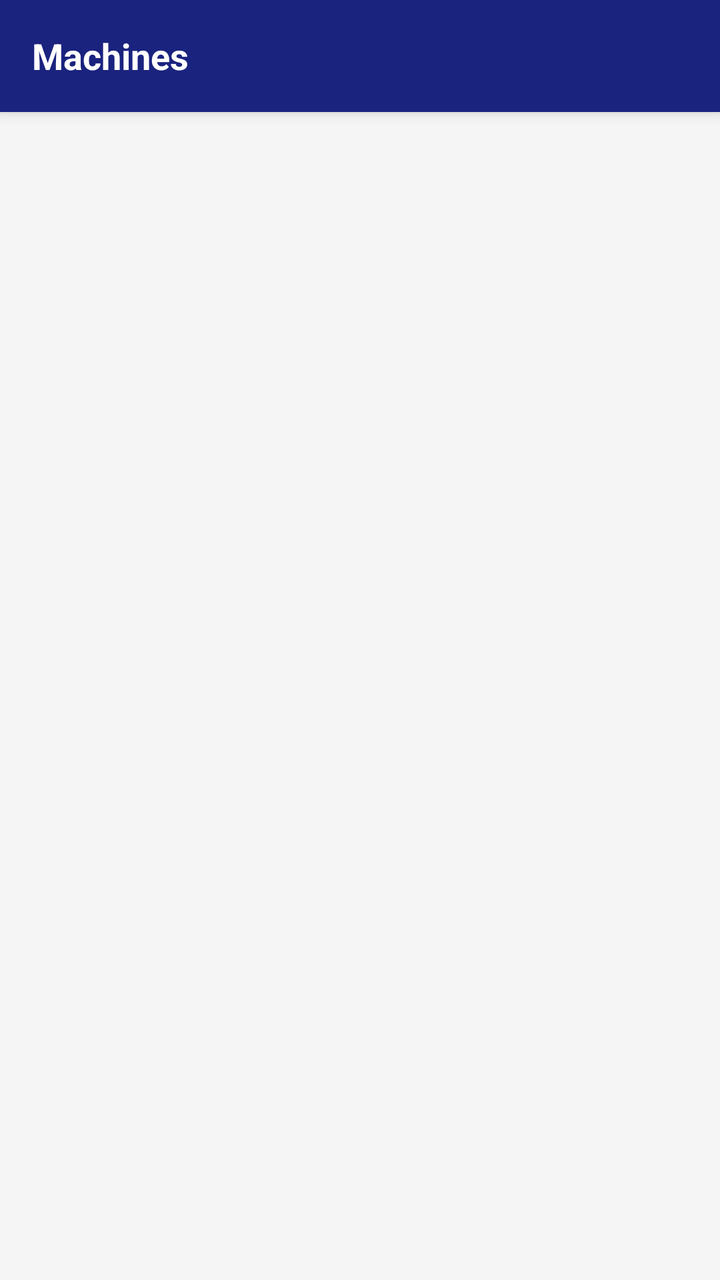
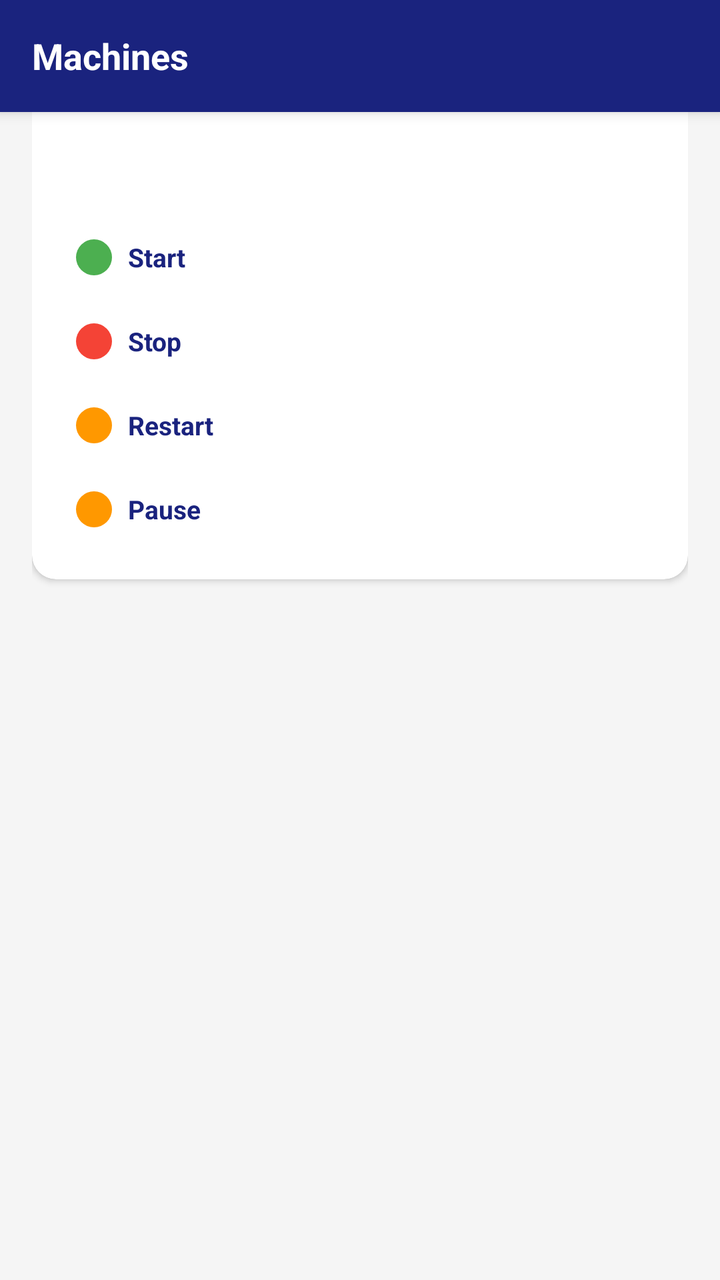

An Android layout rendered at two revisions. The XML below is the earlier revision; the diff shows what the commit changed to produce the second picture.
<!-- AndroidManifest.xml: activity theme Theme.InstaboxManager -->
<!-- res/layout/activity_machine_list.xml -->
<?xml version="1.0" encoding="utf-8"?>
<androidx.coordinatorlayout.widget.CoordinatorLayout
    xmlns:android="http://schemas.android.com/apk/res/android"
    xmlns:app="http://schemas.android.com/apk/res-auto"
    android:layout_width="match_parent"
    android:layout_height="match_parent"
    android:background="@color/background">

    <com.google.android.material.appbar.AppBarLayout
        android:layout_width="match_parent"
        android:layout_height="wrap_content"
        android:background="@color/primary">

        <androidx.appcompat.widget.Toolbar
            android:id="@+id/toolbar"
            android:layout_width="match_parent"
            android:layout_height="?attr/actionBarSize"
            android:background="@color/primary">

            <TextView
                android:layout_width="wrap_content"
                android:layout_height="wrap_content"
                android:text="Machines"
                android:textColor="@color/white"
                android:textSize="18sp"
                android:textStyle="bold" />

        </androidx.appcompat.widget.Toolbar>

    </com.google.android.material.appbar.AppBarLayout>

    <androidx.core.widget.NestedScrollView
        android:layout_width="match_parent"
        android:layout_height="match_parent">

        <LinearLayout
            android:layout_width="match_parent"
            android:layout_height="wrap_content"
            android:orientation="vertical"
            android:padding="16dp">

            <androidx.recyclerview.widget.RecyclerView
                android:id="@+id/recyclerMachines"
                android:layout_width="match_parent"
                android:layout_height="wrap_content"
                android:clipToPadding="false" />

            
            <LinearLayout
                android:id="@+id/llCommand"
                android:layout_width="match_parent"
                android:layout_height="wrap_content"
                android:orientation="vertical"
                android:visibility="gone">

                <com.google.android.material.textfield.TextInputLayout
                    android:id="@+id/commandLayout"
                    style="@style/Widget.MaterialComponents.TextInputLayout.OutlinedBox"
                    android:layout_width="match_parent"
                    android:layout_height="wrap_content"
                    android:layout_marginBottom="8dp">

                    <com.google.android.material.textfield.TextInputEditText
                        android:id="@+id/inputCommand"
                        android:layout_width="match_parent"
                        android:layout_height="wrap_content"
                        android:inputType="textMultiLine"
                        android:maxLines="4"
                        android:hint="@string/enter_command" />

                </com.google.android.material.textfield.TextInputLayout>

                <Space
                    android:layout_width="match_parent"
                    android:layout_height="1dp"
                    android:background="@color/divider" />

                <Button
                    android:id="@+id/btnExecute"
                    android:layout_width="match_parent"
                    android:layout_height="wrap_content"
                    android:text="@string/execute" />

                <TextView
                    android:id="@+id/textCommandOutput"
                    android:layout_width="match_parent"
                    android:layout_height="wrap_content"
                    android:layout_marginTop="8dp"
                    android:textColor="@color/text_primary"
                    android:textSize="14sp"
                    android:autoLink="web"
                    android:scrollbars="vertical" />

            </LinearLayout>

        </LinearLayout>

    </androidx.core.widget.NestedScrollView>

</androidx.coordinatorlayout.widget.CoordinatorLayout>
<!-- resources referenced by this layout -->
<resources>
  <color name="background">#F5F5F5</color>
  <color name="divider">#E0E0E0</color>
  <color name="primary">#1A237E</color>
  <color name="text_primary">#212121</color>
  <color name="white">#FFFFFFFF</color>
  <string name="enter_command">Enter command</string>
  <string name="execute">Execute</string>
  <style name="Theme.InstaboxManager" parent="Theme.MaterialComponents.Light.NoActionBar">
          <item name="colorPrimary">@color/primary</item>
          <item name="colorPrimaryDark">@color/primary_dark</item>
          <item name="colorAccent">@color/accent</item>
          <item name="android:statusBarColor">@color/primary_dark</item>
          <item name="android:navigationBarColor">@color/background</item>
          <item name="android:windowBackground">@color/background</item>
      </style>
  <color name="primary_dark">#0D0C22</color>
  <color name="accent">#00BCD4</color>
</resources>

<!-- the commit's change to res/layout/activity_machine_list.xml (unified diff, before → after) -->
@@ -46,6 +46,187 @@
                 android:clipToPadding="false" />
 
             
+            <com.google.android.material.card.MaterialCardView
+                android:layout_width="match_parent"
+                android:layout_height="wrap_content"
+                android:layout_marginBottom="8dp"
+                app:cardCornerRadius="12dp"
+                app:cardElevation="2dp">
+
+                <LinearLayout
+                    android:layout_width="match_parent"
+                    android:layout_height="wrap_content"
+                    android:orientation="vertical"
+                    android:padding="12dp">
+
+                    
+                    <LinearLayout
+                        android:layout_width="match_parent"
+                        android:layout_height="wrap_content"
+                        android:orientation="horizontal"
+                        android:gravity="center_vertical"
+                        android:layout_marginBottom="6dp">
+
+                        <TextView
+                            android:layout_width="0dp"
+                            android:layout_height="wrap_content"
+                            android:layout_weight="1"
+                            android:text="@string/machine_status"
+                            android:textColor="@color/text_secondary"
+                            android:textSize="12sp" />
+
+                        <ImageView
+                            android:id="@+id/indicatorState"
+                            android:layout_width="14dp"
+                            android:layout_height="14dp"
+                            android:src="@drawable/rounded_corner"
+                            android:tint="@color/status_unknown"
+                            android:visibility="visible" />
+
+                        <TextView
+                            android:id="@+id/textStatus"
+                            android:layout_width="0dp"
+                            android:layout_height="wrap_content"
+                            android:layout_weight="1"
+                            android:textColor="@color/text_primary"
+                            android:textSize="13sp"
+                            android:textStyle="bold"
+                            android:visibility="visible" />
+                        </LinearLayout>
+
+                    <TextView
+                        android:id="@+id/nameText"
+                        android:layout_width="match_parent"
+                        android:layout_height="wrap_content"
+                        android:textColor="@color/text_primary"
+                        android:textSize="16sp"
+                        android:textStyle="bold" />
+
+                    <TextView
+                        android:id="@+id/textSpecs2"
+                        android:layout_width="match_parent"
+                        android:layout_height="wrap_content"
+                        android:textColor="@color/text_secondary"
+                        android:textSize="13sp"
+                        android:layout_marginTop="2dp" />
+
+                    <TextView
+                        android:id="@+id/textTemplate2"
+                        android:layout_width="match_parent"
+                        android:layout_height="wrap_content"
+                        android:textColor="@color/text_secondary"
+                        android:textSize="11sp"
+                        android:layout_marginTop="2dp" />
+
+                    
+                    <LinearLayout
+                        android:id="@+id/llStart"
+                        android:layout_width="match_parent"
+                        android:layout_height="wrap_content"
+                        android:orientation="horizontal"
+                        android:background="?attr/selectableItemBackground"
+                        android:padding="10dp"
+                        android:layout_marginBottom="4dp">
+
+                        <ImageView
+                            android:layout_width="18dp"
+                            android:layout_height="18dp"
+                            android:src="@drawable/rounded_corner"
+                            android:tint="@color/status_running" />
+
+                        <TextView
+                            android:layout_width="0dp"
+                            android:layout_height="wrap_content"
+                            android:layout_weight="1"
+                            android:layout_marginStart="8dp"
+                            android:text="@string/start_machine"
+                            android:textColor="@color/primary"
+                            android:textSize="13sp"
+                            android:textStyle="bold" />
+                    </LinearLayout>
+
+                    <LinearLayout
+                        android:id="@+id/llStop"
+                        android:layout_width="match_parent"
+                        android:layout_height="wrap_content"
+                        android:orientation="horizontal"
+                        android:background="?attr/selectableItemBackground"
+                        android:padding="10dp"
+                        android:layout_marginBottom="4dp">
+
+                        <ImageView
+                            android:layout_width="18dp"
+                            android:layout_height="18dp"
+                            android:src="@drawable/rounded_corner"
+                            android:tint="@color/status_stopped" />
+
+                        <TextView
+                            android:layout_width="0dp"
+                            android:layout_height="wrap_content"
+                            android:layout_weight="1"
+                            android:layout_marginStart="8dp"
+                            android:text="@string/stop_machine"
+                            android:textColor="@color/primary"
+                            android:textSize="13sp"
+                            android:textStyle="bold" />
+                    </LinearLayout>
+
+                    <LinearLayout
+                        android:id="@+id/llRestart"
+                        android:layout_width="match_parent"
+                        android:layout_height="wrap_content"
+                        android:orientation="horizontal"
+                        android:background="?attr/selectableItemBackground"
+                        android:padding="10dp"
+                        android:layout_marginBottom="4dp">
+
+                        <ImageView
+                            android:layout_width="18dp"
+                            android:layout_height="18dp"
+                            android:src="@drawable/rounded_corner"
+                            android:tint="@color/status_paused" />
+
+                        <TextView
+                            android:layout_width="0dp"
+                            android:layout_height="wrap_content"
+                            android:layout_weight="1"
+                            android:layout_marginStart="8dp"
+                            android:text="@string/restart_machine"
+                            android:textColor="@color/primary"
+                            android:textSize="13sp"
+                            android:textStyle="bold" />
+                    </LinearLayout>
+
+                    <LinearLayout
+                        android:id="@+id/llPause"
+                        android:layout_width="match_parent"
+                        android:layout_height="wrap_content"
+                        android:orientation="horizontal"
+                        android:background="?attr/selectableItemBackground"
+                        android:padding="10dp"
+                        android:layout_marginBottom="4dp">
+
+                        <ImageView
+                            android:layout_width="18dp"
+                            android:layout_height="18dp"
+                            android:src="@drawable/rounded_corner"
+                            android:tint="@color/status_paused" />
+
+                        <TextView
+                            android:layout_width="0dp"
+                            android:layout_height="wrap_content"
+                            android:layout_weight="1"
+                            android:layout_marginStart="8dp"
+                            android:text="@string/pause_machine"
+                            android:textColor="@color/primary"
+                            android:textSize="13sp"
+                            android:textStyle="bold" />
+                    </LinearLayout>
+
+                </LinearLayout>
+            </com.google.android.material.card.MaterialCardView>
+
+            
             <LinearLayout
                 android:id="@+id/llCommand"
                 android:layout_width="match_parent"
<!-- resource entries referenced after the edit -->
@@ -3,10 +3,30 @@
   <color name="background">#F5F5F5</color>
   <color name="divider">#E0E0E0</color>
   <color name="primary">#1A237E</color>
+  <color name="status_paused">#FF9800</color>
+  <color name="status_running">#4CAF50</color>
+  <color name="status_stopped">#F44336</color>
+  <color name="status_unknown">#757575</color>
   <color name="text_primary">#212121</color>
+  <color name="text_secondary">#757575</color>
   <color name="white">#FFFFFFFF</color>
+  <!-- drawable rounded_corner (drawable) -->
+  <?xml version="1.0" encoding="utf-8"?>
+  <layer-list xmlns:android="http://schemas.android.com/apk/res/android">
+      <item>
+          <shape android:shape="rectangle">
+              <solid android:color="@color/white" />
+              <corners android:radius="16dp" />
+          </shape>
+      </item>
+  </layer-list>
   <string name="enter_command">Enter command</string>
   <string name="execute">Execute</string>
+  <string name="machine_status">Status</string>
+  <string name="pause_machine">Pause</string>
+  <string name="restart_machine">Restart</string>
+  <string name="start_machine">Start</string>
+  <string name="stop_machine">Stop</string>
   <style name="Theme.InstaboxManager" parent="Theme.MaterialComponents.Light.NoActionBar">
           <item name="colorPrimary">@color/primary</item>
           <item name="colorPrimaryDark">@color/primary_dark</item>
